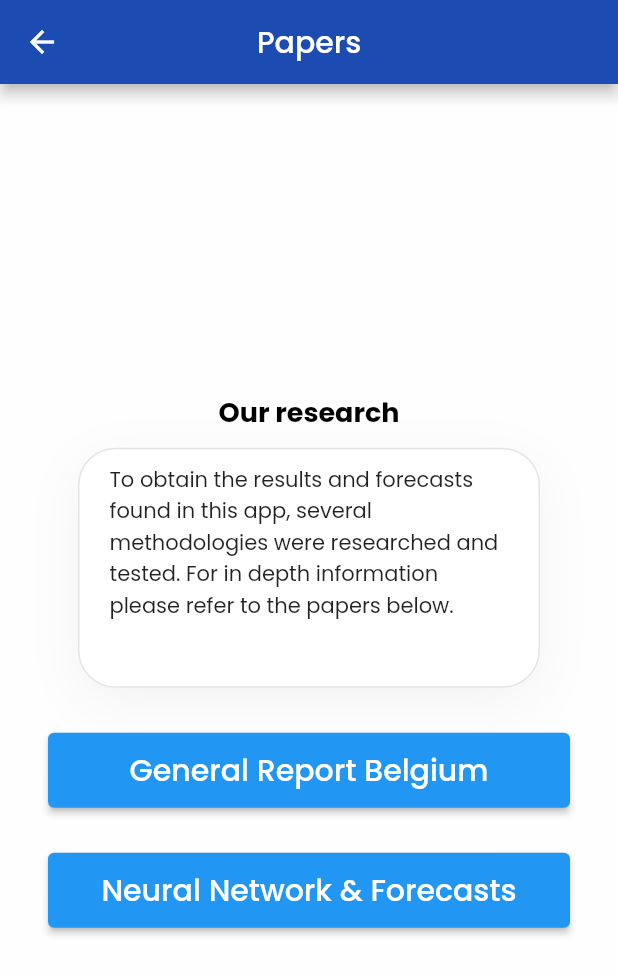
After one commit to ThibaultMagnini/CovidBelgiumApp, a Flutter app: the PapersPage screen opened directly, after a tap on "General Report Belgium", on a phone screen of 412 x 824 dp. The commit adds this screen. Shown: the top 975 px of the screen. Run offline on Flutter 3.47's test engine with Material 2 defaults, Android fonts, the phone set to English and light mode, and no system bars; our stand-ins replace fl_chart, flutter_svg; missing offline and left inert: fl_animated_linechart, flutter_pdfview, syncfusion_flutter_maps; network calls fail; project files that could hold a hidden picture were left out.

Commit message:
added Papers/pdf viewer

```diff
--- /dev/null
+++ b/lib/page/papers_page.dart
@@ -0,0 +1,106 @@
+import 'dart:io';
+
+import 'package:covid_app/page/pdf_viewer_page.dart';
+import 'package:covid_app/utils/pdf_loader.dart';
+import 'package:flutter/material.dart';
+
+import '../constant.dart';
+
+class PapersPage extends StatelessWidget {
+  @override
+  Widget build(BuildContext context) {
+    return Scaffold(
+      //drawer: NavigationDrawerWidget(),
+      appBar: AppBar(
+        title: Text("Papers"),
+        centerTitle: true,
+        backgroundColor: Color.fromARGB(255, 28, 76, 178),
+      ),
+      body: Center(
+        child: Padding(
+          padding: EdgeInsets.all(32),
+          child: Column(
+            mainAxisAlignment: MainAxisAlignment.center,
+            children: [
+              Text(
+                "Our research",
+                style: kTitleTextstyle.copyWith(color: Colors.black),
+              ),
+              SizedBox(
+                height: 10,
+              ),
+              Container(
+                margin: EdgeInsets.symmetric(horizontal: 20),
+                padding: EdgeInsets.symmetric(vertical: 10, horizontal: 20),
+                height: 160,
+                width: double.infinity,
+                decoration: BoxDecoration(
+                  color: Colors.white,
+                  borderRadius: BorderRadius.circular(25),
+                  border: Border.all(
+                    color: Color(0xFFE5E5E5),
+                  ),
+                  boxShadow: [
+                    BoxShadow(
+                      offset: Offset(0, 10),
+                      blurRadius: 30,
+                      color: kShadowColor,
+                    )
+                  ],
+                ),
+                child: Text(
+                    "To obtain the results and forecasts found in this app, several methodologies were researched and tested. For in depth information please refer to the papers below. "),
+              ),
+              SizedBox(
+                height: 30,
+              ),
+              ButtonWidget(
+                text: "General Report Belgium",
+                onClicked: () async {
+                  final path = 'assets/papers/AssessingCovid19CasesBelgium.pdf';
+                  final file = await PDFLoader.loadPdf(path);
+                  openPDF(context, file);
+                },
+              ),
+              SizedBox(
+                height: 30,
+              ),
+              ButtonWidget(
+                text: "Neural Network & Forecasts",
+                onClicked: () async {
+                  final path = 'assets/papers/sensorDataDrivenPredictions.pdf';
+                  final file = await PDFLoader.loadPdf(path);
+                  openPDF(context, file);
+                },
+              )
+            ],
+          ),
+        ),
+      ),
+    );
+  }
+
+  void openPDF(BuildContext context, File file) => Navigator.of(context).push(
+        MaterialPageRoute(builder: (context) => PDFViewerPage(file: file)),
+      );
+}
+
+class ButtonWidget extends StatelessWidget {
+  final String text;
+  final VoidCallback onClicked;
+
+  const ButtonWidget({
+    Key key,
+    @required this.text,
+    @required this.onClicked,
+  }) : super(key: key);
+
+  @override
+  Widget build(BuildContext context) => ElevatedButton(
+        style: ElevatedButton.styleFrom(
+          minimumSize: Size.fromHeight(50),
+        ),
+        child: Text(text, style: TextStyle(fontSize: 20)),
+        onPressed: onClicked,
+      );
+}
--- /dev/null
+++ b/lib/utils/pdf_loader.dart
@@ -0,0 +1,22 @@
+import 'dart:io';
+
+import 'package:flutter/services.dart';
+import 'package:path/path.dart';
+import 'package:path_provider/path_provider.dart';
+
+class PDFLoader {
+  static Future<File> loadPdf(String path) async {
+    final data = await rootBundle.load(path);
+    final bytes = data.buffer.asUint8List();
+    return _storeFile(path, bytes);
+  }
+
+  static Future<File> _storeFile(String path, List<int> bytes) async {
+    final filename = basename(path);
+    final dir = await getApplicationDocumentsDirectory();
+
+    final file = File('${dir.path}/$filename');
+    await file.writeAsBytes(bytes, flush: true);
+    return file;
+  }
+}
--- a/lib/utils/requests.dart
+++ b/lib/utils/requests.dart
@@ -6,7 +6,6 @@ Future<String> fetchLatestInfection() async {
       await http.get(Uri.parse("http://139.162.248.210:8000/cases/belgium"));
   if (response.statusCode == 200) {
     final responseJson = jsonDecode(response.body);
-    print(responseJson[responseJson.length - 1]["NEW_CASES"]);
     return responseJson[responseJson.length - 3]["NEW_CASES"];
   } else {
     return "NA";
```
Also changed, not shown: lib/page/pdf_viewer_page.dart (added, +62 -0 lines), lib/widgets/navigation_drawer_widget.dart (+13 -0 lines), pubspec.yaml (+5 -2 lines), pubspec.lock, 3 other files.
